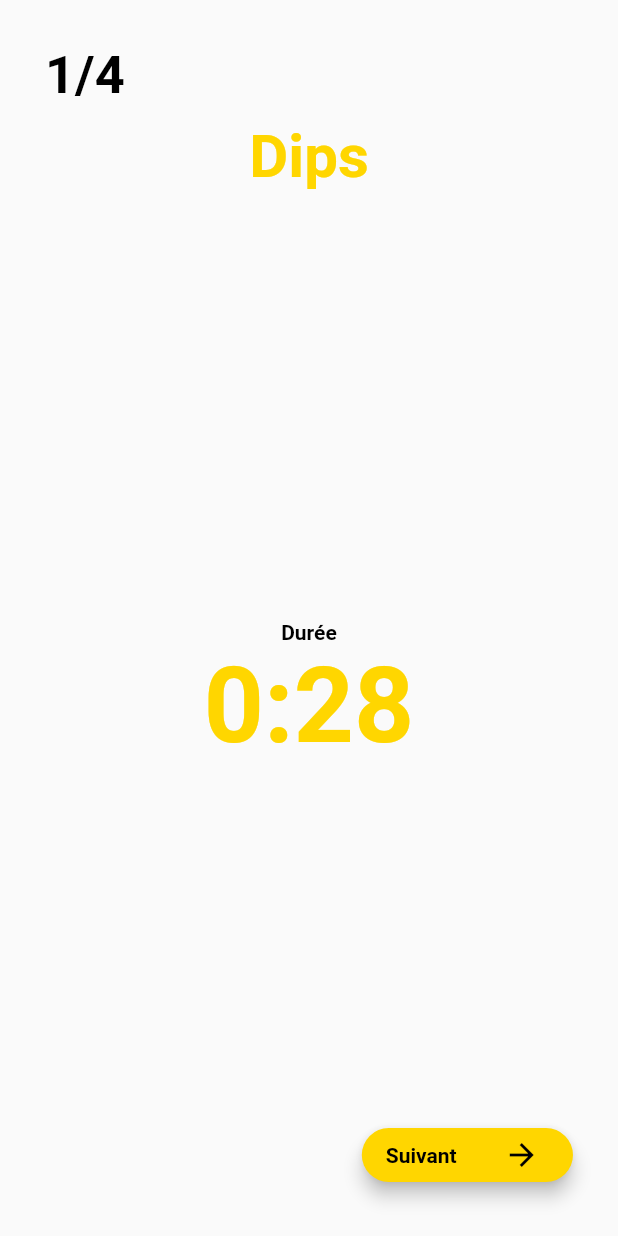
After one commit to Katiana-jpg/bdebody, a Flutter app: the MenuEntrainementsActuels screen opened by its route, after a tap on "Mardi", on a phone screen of 412 x 824 dp. The commit adds this screen. Run offline on Flutter 3.47's test engine with Material 2 defaults, Android fonts, the phone set to English and light mode, and no system bars.

Commit message:
ecran pendant l'entrainement

```diff
--- /dev/null
+++ b/lib/ecranSeanceEntrainement.dart
@@ -0,0 +1,376 @@
+import 'package:bdebody/entrainement.dart';
+import 'package:bdebody/exercice.dart';
+import 'package:bdebody/menu/menusEntrainements/menuEntrainementsActuels.dart';
+import 'package:flutter/material.dart';
+
+class EcranSeanceEntrainement extends StatefulWidget {
+  @override
+  _EcranSeanceEntrainementState createState() =>
+      _EcranSeanceEntrainementState();
+}
+
+class _EcranSeanceEntrainementState extends State<EcranSeanceEntrainement>
+    with TickerProviderStateMixin {
+  Entrainement entrainement = entrainementActuel;
+
+  //Index de l'exercice actuel de l'entrainement
+  int index = 0;
+
+
+  AnimationController controller;
+ //Transforme la durée de l'exercice en String
+  String get timerString {
+    Duration duration = controller.duration * controller.value;
+
+    return '${duration.inMinutes}:${(duration.inSeconds % 60).toString().padLeft(2, '0')}';
+  }
+
+//Démarre un timeren fonction de la durée de l'exercice
+  @override
+  void initState() {
+    super.initState();
+    controller = AnimationController(
+      vsync: this,
+      duration:
+          Duration(seconds: entrainement.exercices.elementAt(index).duree),
+    );
+    controller.reverse(from: controller.value == 0.0 ? 1.0 : controller.value);
+  }
+
+  @override
+  Widget build(BuildContext context) {
+    //entrainement.exercices.addAll();
+    if (index > entrainement.exercices.length - 1) {
+      return SafeArea(
+        child: Scaffold(
+          appBar: AppBar(backgroundColor : Colors.yellowAccent[700]),
+            body: Center(
+                child: Container(
+          margin: EdgeInsets.all(10),
+          child: Column(children: <Widget>[
+            Expanded(flex: 4, child: SizedBox()),
+            Expanded(
+              flex: 1,
+              child: Row(
+                  mainAxisAlignment: MainAxisAlignment.center,
+                  children: <Widget>[
+                    Icon(
+                      Icons.grade,
+                      color: Colors.yellowAccent[700],
+                    ),
+                    Icon(Icons.grade, color: Colors.yellowAccent[700]),
+                    Icon(Icons.grade, color: Colors.yellowAccent[700]),
+                    Icon(
+                      Icons.grade,
+                      color: Colors.yellowAccent[700],
+                    ),
+                    Icon(Icons.grade, color: Colors.yellowAccent[700]),
+                    Icon(Icons.grade, color: Colors.yellowAccent[700]),
+                    Icon(
+                      Icons.grade,
+                      color: Colors.yellowAccent[700],
+                    ),
+                    Icon(Icons.grade, color: Colors.yellowAccent[700]),
+                    Icon(Icons.grade, color: Colors.yellowAccent[700]),
+                  ]),
+            ),
+            Expanded(
+              flex: 1,
+              child: Container(
+                  margin: EdgeInsets.all(10),
+                  child: Text(
+                    'ENTRAINEMENT TERMINÉ !',
+                    style: TextStyle(
+                      color: Colors.black,
+                      fontSize: 20,
+                      fontWeight: FontWeight.bold,
+                    ),
+                  )),
+            ),
+            Expanded(
+              flex: 1,
+              child: Row(
+                  mainAxisAlignment: MainAxisAlignment.center,
+                  children: <Widget>[
+                    Icon(
+                      Icons.grade,
+                      color: Colors.yellowAccent[700],
+                    ),
+                    Icon(Icons.grade, color: Colors.yellowAccent[700]),
+                    Icon(Icons.grade, color: Colors.yellowAccent[700]),
+                    Icon(
+                      Icons.grade,
+                      color: Colors.yellowAccent[700],
+                    ),
+                    Icon(Icons.grade, color: Colors.yellowAccent[700]),
+                    Icon(Icons.grade, color: Colors.yellowAccent[700]),
+                    Icon(
+                      Icons.grade,
+                      color: Colors.yellowAccent[700],
+                    ),
+                    Icon(Icons.grade, color: Colors.yellowAccent[700]),
+                    Icon(Icons.grade, color: Colors.yellowAccent[700]),
+                  ]),
+            ),
+            Expanded(flex: 4, child: SizedBox()),
+          ]),
+        ))),
+      );
+    } else {
+      if (entrainement.exercices.elementAt(index).duree == 0) {
+        return SafeArea(
+          child: Scaffold(
+
+            body: Center(
+            child: Container(
+              margin: EdgeInsets.all(30),
+              child: Column(children: <Widget>[
+                Row(
+                  mainAxisAlignment: MainAxisAlignment.end,
+                  children: <Widget>[
+                    Expanded(
+                      child: Text(
+                        (index + 1).toString() +
+                            "/" +
+                            (entrainement.exercices.length).toString(),
+                        style: TextStyle(
+                          color: Colors.black,
+                          fontSize: 35,
+                          fontWeight: FontWeight.bold,
+                        ),
+                      ),
+                    ),
+                  ],
+                ),
+                SizedBox(
+                  height: 10,
+                ),
+                Expanded(
+                  child: Text(
+                    entrainement.exercices.elementAt(index).nom,
+                    style: TextStyle(
+                      color: Colors.yellowAccent[700],
+                      fontSize: 40,
+                      fontWeight: FontWeight.bold,
+                    ),
+                  ),
+                ),
+                Container(
+                  color: Colors.yellowAccent[700],
+
+                ),
+
+                Expanded(
+                    child: Column(
+                  children: <Widget>[
+
+                    Text(
+                      "Nombre de répétitions",
+                      style: TextStyle(
+                        color: Colors.black,
+                        fontSize: 14,
+                        fontWeight: FontWeight.bold,
+                      ),
+                    ),
+
+
+                    Container(
+                      child: Text(
+                        entrainement.exercices
+                            .elementAt(index)
+                            .nbreRepetition
+                            .toString(),
+                        style: TextStyle(
+                          color: Colors.yellowAccent[700],
+                          fontSize: 70,
+                          fontWeight: FontWeight.bold,
+                        ),
+                      ),
+                    ),
+                  ],
+                )),
+                Row(
+                  mainAxisAlignment: MainAxisAlignment.end,
+                  children: <Widget>[
+                    Expanded(
+                        flex: 3,
+                        child: SizedBox(
+                          width: 20,
+                        )),
+                    Expanded(
+                        flex: 2,
+                        child: RaisedButton(
+                          color: Colors.yellowAccent[700],
+                          elevation: 5,
+                          onPressed: () {
+                            setState(() {
+                              index++;
+                            });
+                            controller.duration = Duration(
+                                seconds: entrainement.exercices
+                                    .elementAt(index)
+                                    .duree);
+                            controller.reverse(
+                                from: controller.value == 0.0
+                                    ? 1.0
+                                    : controller.value);
+                          },
+                          child: Row(children: <Widget>[
+                            Expanded(
+                              flex: 2,
+                              child: Text(
+                                'Suivant',
+                                style: TextStyle(
+                                  color: Colors.black,
+                                  fontSize: 14,
+                                  fontWeight: FontWeight.bold,
+                                ),
+                              ),
+                            ),
+                            Expanded(
+                              flex: 1,
+                              child: Icon(
+                                Icons.arrow_forward,
+                                color: Colors.black,
+                              ),
+                            ),
+                          ]),
+                          shape: RoundedRectangleBorder(
+                            borderRadius: new BorderRadius.circular(25),
+                          ),
+                        ))
+                  ],
+                ),
+              ]),
+            ),
+          )),
+        );
+      } else {
+        return SafeArea(
+          child: Scaffold(
+
+            body: Center(
+            child: Container(
+              margin: EdgeInsets.all(30),
+              child: Column(children: <Widget>[
+                Row(
+                  mainAxisAlignment: MainAxisAlignment.end,
+                  children: <Widget>[
+                    Expanded(
+                      child: Text(
+                        (index + 1).toString() +
+                            "/" +
+                            (entrainement.exercices.length).toString(),
+                        style: TextStyle(
+                          color: Colors.black,
+                          fontSize: 35,
+                          fontWeight: FontWeight.bold,
+                        ),
+                      ),
+                    ),
+                  ],
+                ),
+                SizedBox(
+                  height: 10,
+                ),
+                Expanded(
+                  child: Text(
+                    entrainement.exercices.elementAt(index).nom,
+                    style: TextStyle(
+                      color: Colors.yellowAccent[700],
+                      fontSize: 40,
+                      fontWeight: FontWeight.bold,
+                    ),
+                  ),
+                ),
+                Container(
+                  color: Colors.yellowAccent[700],
+
+                ),
+
+                Expanded(
+                    child: Column(
+                  children: <Widget>[
+                    Text(
+                      "Durée",
+                      style: TextStyle(
+                        color: Colors.black,
+                        fontSize: 14,
+                        fontWeight: FontWeight.bold,
+                      ),
+                    ),
+
+                    AnimatedBuilder(
+                        animation: controller,
+                        builder: (BuildContext context, Widget child) {
+                          return Text(
+                            timerString,
+                            style: TextStyle(
+                          color: Colors.yellowAccent[700],
+                          fontSize: 70,
+                          fontWeight: FontWeight.bold,
+                          ));
+                        }),
+
+                  ],
+                )),
+                Row(
+                  mainAxisAlignment: MainAxisAlignment.end,
+                  children: <Widget>[
+                    Expanded(
+                        flex: 3,
+                        child: SizedBox(
+                          width: 20,
+                        )),
+                    Expanded(
+                        flex: 2,
+                        child: RaisedButton(
+                          color: Colors.yellowAccent[700],
+                          elevation: 5,
+                          onPressed: () {
+                            setState(() {
+                              index++;
+                            });
+                            controller.duration = Duration(
+                                seconds: entrainement.exercices
+                                    .elementAt(index)
+                                    .duree);
+                            controller.reverse(
+                                from: controller.value == 0.0
+                                    ? 1.0
+                                    : controller.value);
+                          },
+                          child: Row(children: <Widget>[
+                            Expanded(
+                              flex: 2,
+                              child: Text(
+                                'Suivant',
+                                style: TextStyle(
+                                  color: Colors.black,
+                                  fontSize: 14,
+                                  fontWeight: FontWeight.bold,
+                                ),
+                              ),
+                            ),
+                            Expanded(
+                              flex: 1,
+                              child: Icon(
+                                Icons.arrow_forward,
+                                color: Colors.black,
+                              ),
+                            ),
+                          ]),
+                          shape: RoundedRectangleBorder(
+                            borderRadius: new BorderRadius.circular(25),
+                          ),
+                        ))
+                  ],
+                ),
+              ]),
+            ),
+          )),
+        );
+      }
+    }
+  }
+}
--- a/lib/entrainement.dart
+++ b/lib/entrainement.dart
@@ -6,7 +6,7 @@ class Entrainement {
 
 
 
-List <Exercice> exercices;
+List <Exercice> exercices = new List<Exercice>();
 
 String nomEntrainement;
 
@@ -16,9 +16,10 @@ String nomEntrainement;
 
 
 
-Entrainement(String nomEntrainement){
+Entrainement(String nomEntrainement, List <Exercice> exercices){
 
   this.nomEntrainement=nomEntrainement;
+  this.exercices = exercices;
 
 }
 
--- a/lib/exercice.dart
+++ b/lib/exercice.dart
@@ -3,15 +3,15 @@ import 'package:flutter/cupertino.dart';
 class Exercice {
   String nom;
 
-  double duree;
+  int duree;
 
   int nbreRepetition;
 
   String description;
 
-Image image;
+//Image image;
   Exercice(
-      String nom,double duree, int nbreRepetition, String description, Image image) {
+      String nom,int duree, int nbreRepetition, String description) {
     this.nom = nom;
 
     this.duree = duree;
@@ -20,7 +20,7 @@ Image image;
 
     this.description = description;
 
-    this.image = image;
+    //this.image = image;
 
   }
 }
--- a/lib/menu/menusEntrainements/menuEntrainementsActuels.dart
+++ b/lib/menu/menusEntrainements/menuEntrainementsActuels.dart
@@ -1,3 +1,4 @@
+import 'package:bdebody/entrainement.dart';
 import 'package:flutter/material.dart';
 
 import '../../utilisateur.dart';
@@ -7,7 +8,7 @@ class MenuEntrainementsActuels extends StatefulWidget {
   _MenuEntrainementsActuelsState createState() =>
       _MenuEntrainementsActuelsState();
 }
-
+Entrainement entrainementActuel;
 class _MenuEntrainementsActuelsState extends State<MenuEntrainementsActuels> {
   @override
   Widget build(BuildContext context) {
@@ -27,7 +28,8 @@ class _MenuEntrainementsActuelsState extends State<MenuEntrainementsActuels> {
         body: Container(
           margin: EdgeInsets.fromLTRB(20, 25, 20, 100),
           child: Column(
-            children: new Utilisateur('Marc Antoine ', 'Hien', 17, 59, 181).listeEntrainements
+            children: new Utilisateur('Marc Antoine ', 'Hien', 17, 59, 181)
+                .listeEntrainements
                 .map((item) => Expanded(
                       child: Column(
                         children: <Widget>[
@@ -50,7 +52,10 @@ class _MenuEntrainementsActuelsState extends State<MenuEntrainementsActuels> {
                                   ),
                                 ),
                               ]),
-                        onPressed: () {},
+                              onPressed: () {
+                                Navigator.pushNamed(context, '/ecranSeanceEntrainement');
+                                entrainementActuel = item;
+                              },
                               color: Colors.yellowAccent[700],
                               elevation: 15,
                               shape: RoundedRectangleBorder(
@@ -58,7 +63,7 @@ class _MenuEntrainementsActuelsState extends State<MenuEntrainementsActuels> {
                               ),
                             ),
                           ),
-                      SizedBox(height : 10)
+                          SizedBox(height: 10)
                         ],
                       ),
                     ))
```
Also changed, not shown: lib/connexion.dart (+28 -55 lines), lib/main.dart (+6 -1 lines), lib/test.dart (added, +174 -0 lines), lib/utilisateur.dart (+31 -4 lines). Lines whose indentation alone changed are shown as unchanged.
